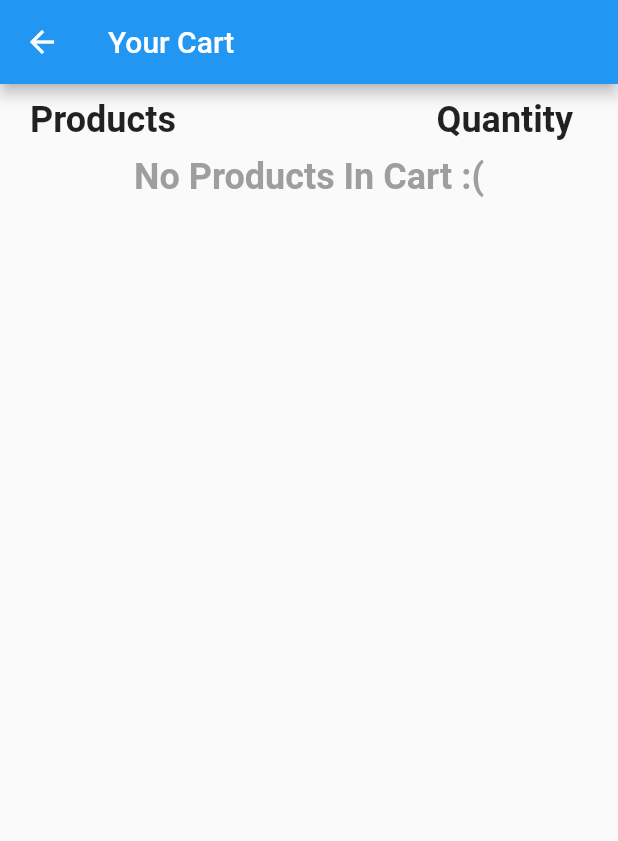
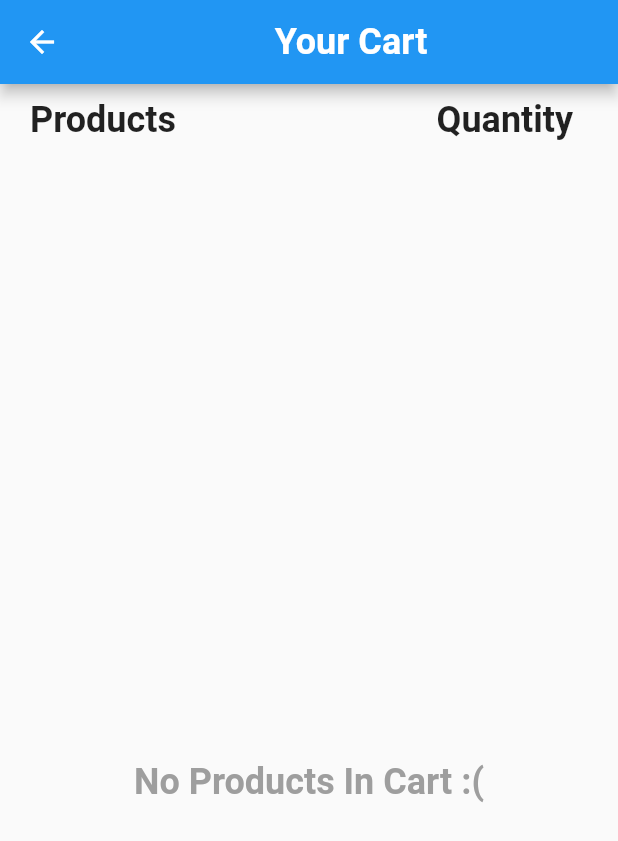
Before and after one commit to ed-henrique/shopping-app-cacc, a Flutter app: the screen it shows after launch, after a tap on "Go to Cart", on a phone screen of 412 x 824 dp. Shown: the top 841 px of the screen. Run offline on Flutter 3.47's test engine with Material 2 defaults, Android fonts, the phone set to English and light mode, and no system bars; our stand-ins replace get.

Commit message:
Fix spacing issues in cart and removed custom theme for the time being
Signed-off-by: Eduardo Henrique <edu.hen.fm@gmail.com>

```diff
--- a/lib/main.dart
+++ b/lib/main.dart
@@ -15,7 +15,6 @@ class MyApp extends StatelessWidget {
     return MaterialApp(
       title: 'CACC Shopping App',
       theme: ThemeData(
-        primarySwatch: Colors.orange,
         fontFamily: 'SofiaSansSemiCondensed',
       ),
       home: const CatalogScreen(),
--- a/lib/screens/cart_screen.dart
+++ b/lib/screens/cart_screen.dart
@@ -9,7 +9,16 @@ class CartScreen extends StatelessWidget {
   Widget build(BuildContext context) {
     return Scaffold(
       appBar: AppBar(
-        title: const Text("Your Cart"),
+        title: const Center(
+          child: Text(
+            "Your Cart",
+            textAlign: TextAlign.center,
+            style: TextStyle(
+              fontWeight: FontWeight.bold,
+              fontSize: 24,
+            ),
+          ),
+        ),
       ),
       body: Column(
         children: [
@@ -42,6 +51,19 @@ class CartScreen extends StatelessWidget {
           ),
           CartProducts(),
           CartTotal(),
+          Padding(
+            padding: const EdgeInsets.symmetric(vertical: 20),
+            child: ElevatedButton(
+              onPressed: () {},
+              child: const Text(
+                "Finish Order",
+                style: TextStyle(
+                  color: Colors.white,
+                  fontWeight: FontWeight.bold,
+                ),
+              ),
+            ),
+          ),
         ],
       ),
     );
--- a/lib/screens/catalog_screen.dart
+++ b/lib/screens/catalog_screen.dart
@@ -15,6 +15,10 @@ class CatalogScreen extends StatelessWidget {
           child: Text(
             "Products",
             textAlign: TextAlign.center,
+            style: TextStyle(
+              fontWeight: FontWeight.bold,
+              fontSize: 24,
+            ),
           ),
         ),
       ),
@@ -22,9 +26,18 @@ class CatalogScreen extends StatelessWidget {
         child: Column(
           children: [
             const CatalogProducts(),
-            ElevatedButton(
-              onPressed: () => Get.to(() => const CartScreen()),
-              child: const Text("Go to Cart"),
+            Padding(
+              padding: const EdgeInsets.symmetric(vertical: 20),
+              child: ElevatedButton(
+                onPressed: () => Get.to(() => const CartScreen()),
+                child: const Text(
+                  "Go to Cart",
+                  style: TextStyle(
+                    color: Colors.white,
+                    fontWeight: FontWeight.bold,
+                  ),
+                ),
+              ),
             ),
           ],
         ),
--- a/lib/widgets/cart_products.dart
+++ b/lib/widgets/cart_products.dart
@@ -10,8 +10,11 @@ class CartProducts extends StatelessWidget {
 
   @override
   Widget build(BuildContext context) {
-    if (controller.products.isEmpty) {
-      return const Center(
+    return Obx(
+      () => SizedBox(
+        height: 834,
+        child: (controller.products.isEmpty)
+            ? const Center(
                 child: Text(
                   'No Products In Cart :(',
                   style: TextStyle(
@@ -20,12 +23,8 @@ class CartProducts extends StatelessWidget {
                     fontWeight: FontWeight.bold,
                   ),
                 ),
-      );
-    } else {
-      return Obx(
-        () => SizedBox(
-          height: 900,
-          child: ListView.builder(
+              )
+            : ListView.builder(
                 itemCount: controller.products.length,
                 itemBuilder: (BuildContext context, int index) {
                   return CartProductCard(
@@ -38,7 +37,6 @@ class CartProducts extends StatelessWidget {
               ),
       ),
     );
-    }
   }
 }
 
--- a/lib/widgets/cart_total.dart
+++ b/lib/widgets/cart_total.dart
@@ -11,7 +11,9 @@ class CartTotal extends StatelessWidget {
   Widget build(BuildContext context) {
     return Obx(
       () => (controller.products.isEmpty)
-          ? Container()
+          ? const SizedBox(
+              height: 49,
+            )
           : Container(
               decoration: const BoxDecoration(
                 border: Border(
```
Lines whose indentation alone changed are shown as unchanged.
